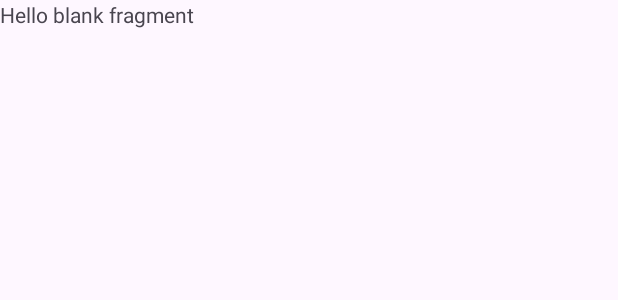
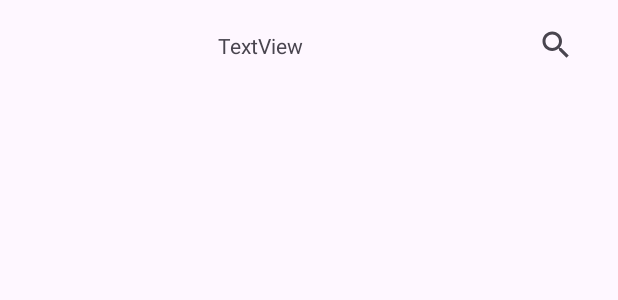
Before and after one commit to gulsenguness/WordMonster, an Android app: the layout fragment_word.xml on its own in the app's theme, with its tools: preview values and no code run, on a phone screen of 412 x 824 dp. Shown: the top 300 px of the screen. Run offline under Robolectric (Android 15) with nearby library versions, the phone set to English and light mode, and no system bars.

Commit message:
item adjustments and recyclerview links were created

```diff
--- /dev/null
+++ b/app/src/main/java/com/gulsengunes/wordmonster/data/model/Word.kt
@@ -0,0 +1,6 @@
+package com.gulsengunes.wordmonster.data.model
+
+data class Word(
+    val title: String,
+    val meaning: String
+)
--- a/app/src/main/res/layout/fragment_word.xml
+++ b/app/src/main/res/layout/fragment_word.xml
@@ -1,14 +1,40 @@
 <?xml version="1.0" encoding="utf-8"?>
-<FrameLayout xmlns:android="http://schemas.android.com/apk/res/android"
+<androidx.constraintlayout.widget.ConstraintLayout xmlns:android="http://schemas.android.com/apk/res/android"
+    xmlns:app="http://schemas.android.com/apk/res-auto"
     xmlns:tools="http://schemas.android.com/tools"
     android:layout_width="match_parent"
     android:layout_height="match_parent"
     tools:context=".ui.fragment.WordFragment">
 
-    <!-- TODO: Update blank fragment layout -->
+    <SearchView
+        android:id="@+id/searchView"
+        android:layout_width="65dp"
+        android:layout_height="60dp"
+        app:layout_constraintEnd_toEndOf="parent"
+        app:layout_constraintTop_toTopOf="parent" />
+
     <TextView
+        android:id="@+id/textView"
+        android:layout_width="wrap_content"
+        android:layout_height="wrap_content"
+        android:text="TextView"
+        app:layout_constraintBottom_toBottomOf="@+id/searchView"
+        app:layout_constraintEnd_toStartOf="@+id/searchView"
+        app:layout_constraintStart_toStartOf="parent"
+        app:layout_constraintTop_toTopOf="parent" />
+
+    <androidx.recyclerview.widget.RecyclerView
+        android:id="@+id/recyclerWord"
         android:layout_width="match_parent"
-        android:layout_height="match_parent"
-        android:text="@string/hello_blank_fragment" />
-
-</FrameLayout>
+        android:layout_height="wrap_content"
+        android:layout_marginStart="28dp"
+        android:layout_marginTop="28dp"
+        android:layout_marginEnd="28dp"
+        android:layout_marginBottom="28dp"
+        app:layout_constraintBottom_toBottomOf="parent"
+        app:layout_constraintEnd_toEndOf="parent"
+        app:layout_constraintHorizontal_bias="0.25"
+        app:layout_constraintStart_toStartOf="parent"
+        app:layout_constraintTop_toBottomOf="@+id/searchView"
+        app:layout_constraintVertical_bias="0.083" />
+</androidx.constraintlayout.widget.ConstraintLayout>
--- a/app/src/main/res/values/colors.xml
+++ b/app/src/main/res/values/colors.xml
@@ -2,4 +2,6 @@
 <resources>
     <color name="black">#FF000000</color>
     <color name="white">#FFFFFFFF</color>
+    <color name="pinkda">#382236</color>
+    <color name="pink">#FF4081</color>
 </resources>
```
Also changed, not shown: app/build.gradle.kts (+3 -5 lines), app/src/main/java/com/gulsengunes/wordmonster/MainActivity.kt (+23 -26 lines), app/src/main/java/com/gulsengunes/wordmonster/ui/adapter/WordAdapter.kt (added, +36 -0 lines), app/src/main/java/com/gulsengunes/wordmonster/ui/fragment/AddWordFragment.kt (+5 -3 lines), app/src/main/java/com/gulsengunes/wordmonster/ui/fragment/GameFragment.kt (+5 -3 lines), app/src/main/java/com/gulsengunes/wordmonster/ui/fragment/WordFragment.kt (+24 -2 lines), app/src/main/res/layout/activity_main.xml (+14 -10 lines), app/src/main/res/layout/word_item.xml (added, +42 -0 lines), gradle/libs.versions.toml (+6 -6 lines).
